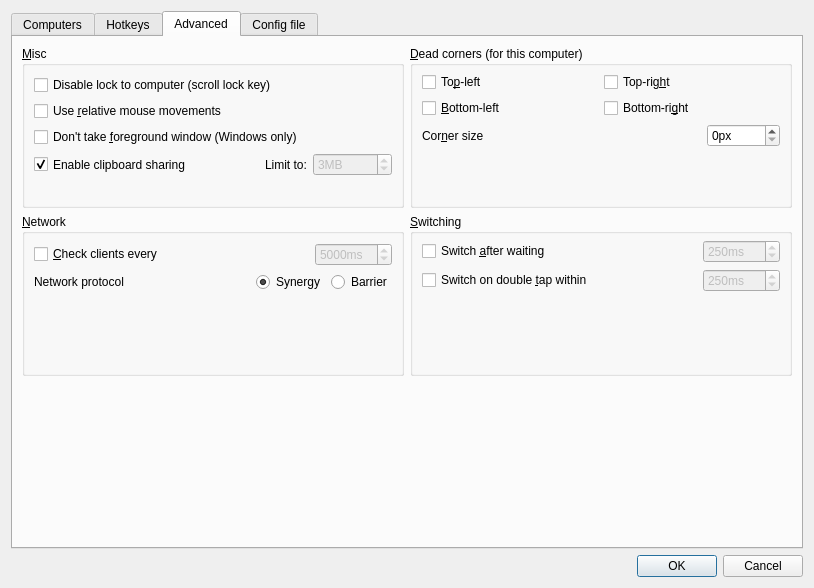
The window that src/lib/gui/dialogs/ServerConfigDialog.ui (deskflow/deskflow) describes before a commit, drawn with Qt 5.
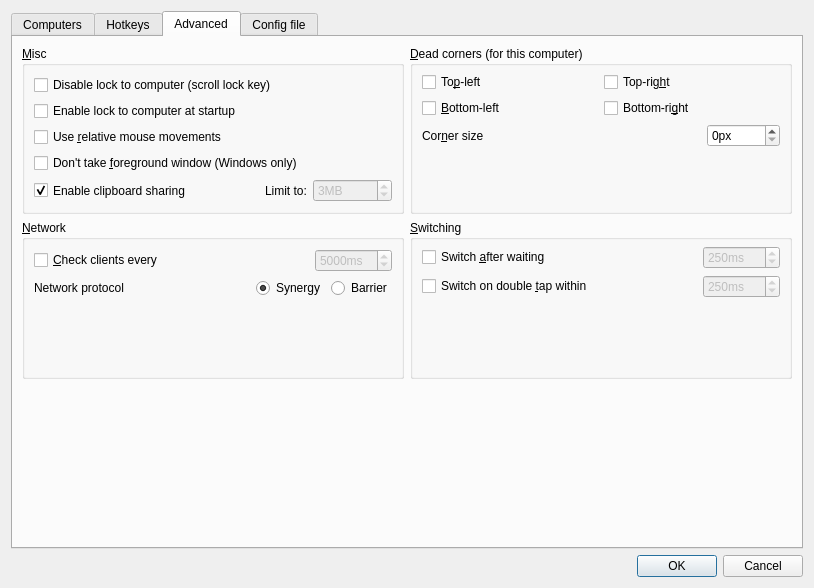
The same window after the commit. The open tabs and pages were chosen to show the change. Icons and pictures are not drawn. Custom widgets are drawn as their Qt base class.

Commit message:
feat: Configure default screen lock state
fixes: #7907

The edit to the form file:
```diff
--- a/src/lib/gui/dialogs/ServerConfigDialog.ui
+++ b/src/lib/gui/dialogs/ServerConfigDialog.ui
@@ -434,6 +434,13 @@
             </property>
            </widget>
           </item>
+          <item>
+           <widget class="QCheckBox" name="cbDefaultLockToScreenState">
+            <property name="text">
+             <string>Enable lock to computer at startup</string>
+            </property>
+           </widget>
+          </item>
           <item>
            <widget class="QCheckBox" name="cbRelativeMouseMoves">
             <property name="enabled">
```
The commit also changes 14 other files.
